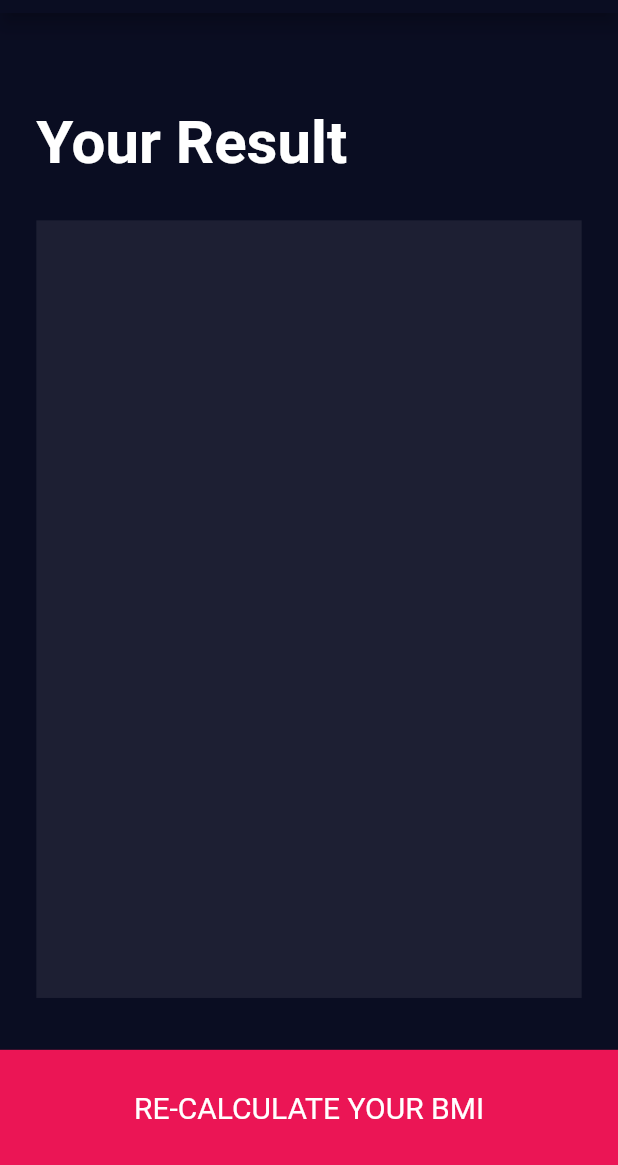
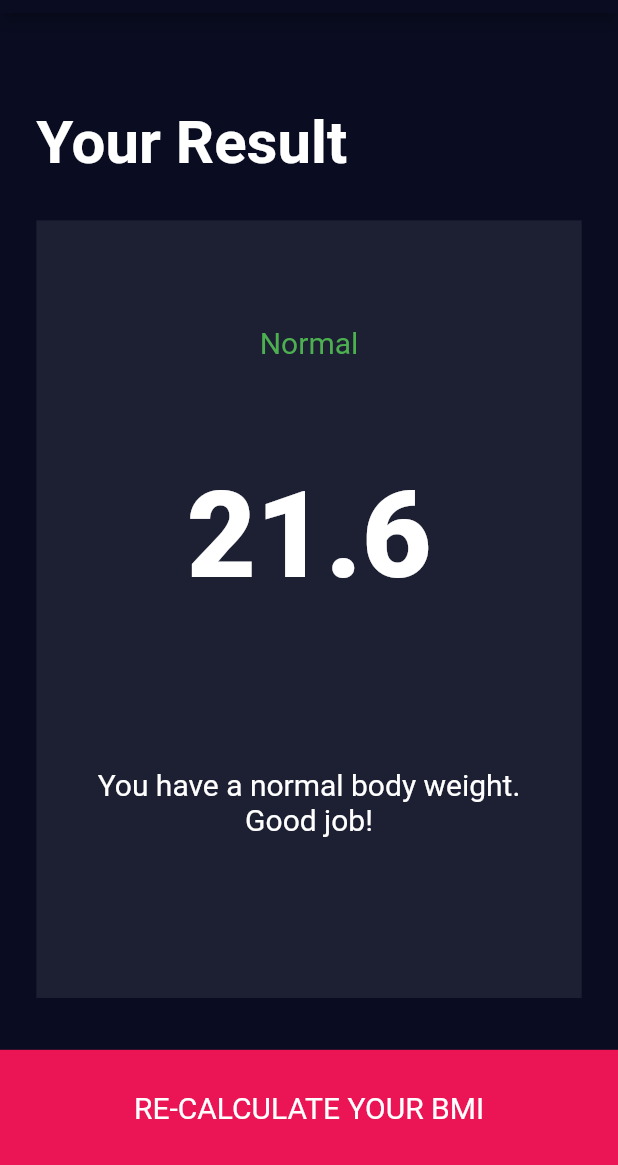
Before and after one commit to TakshalModi02/BMI_Calculator, a Flutter app: the screen it shows after launch, after a tap on "CALCULATE YOUR BMI", on a phone screen of 412 x 824 dp, the part 71-1236 px from its top. Run offline on Flutter 3.47's test engine with Material 2 defaults, Android fonts, the phone set to English and light mode, and no system bars; our stand-ins replace font_awesome_flutter; missing offline and left inert: dart:ffi.

Commit message:
Fourth Commit

```diff
--- a/lib/_input_page.dart
+++ b/lib/_input_page.dart
@@ -4,6 +4,7 @@ import 'package:font_awesome_flutter/font_awesome_flutter.dart';
 import 'variables.dart';
 import 'card.dart';
 import 'outputPage.dart';
+import 'brain.dart';
 
 class InputPage extends StatefulWidget {
   const InputPage({Key? key}) : super(key: key);
@@ -233,8 +234,9 @@ class _InputPageState extends State<InputPage> {
               flex: (fc_card ~/ 2) - 1,
               child: GestureDetector(
                 onTap: () {
+                  Brain brain = Brain(weight, height);
                   Navigator.push(context, MaterialPageRoute(
-                      builder: (context) => const SecondPage()));
+                      builder: (context) => SecondPage(brain.getResult(), brain.calculateBMI(), brain.getInterpretation())));
                 },
                   child: Container(
                     color: bottom_bar_color,
--- /dev/null
+++ b/lib/brain.dart
@@ -0,0 +1,41 @@
+import 'dart:math';
+
+import 'package:flutter/cupertino.dart';
+
+class Brain
+{
+  final int height;
+  final int weight;
+
+  Brain(this.weight, this.height);
+
+  double _bmi =0;
+
+  String calculateBMI() {
+    _bmi = weight / pow(height / 100, 2);
+    return _bmi.toStringAsFixed(1);
+  }
+
+  String getResult() {
+
+    calculateBMI();
+
+    if (_bmi >= 25) {
+      return 'Overweight';
+    } else if (_bmi > 18.5) {
+      return 'Normal';
+    } else {
+      return 'Underweight';
+    }
+  }
+
+  String getInterpretation() {
+    if (_bmi >= 25) {
+      return 'You have a higher than normal body weight. Try to exercise more.';
+    } else if (_bmi >= 18.5) {
+      return 'You have a normal body weight. Good job!';
+    } else {
+      return 'You have a lower than normal body weight. You can eat a bit more.';
+    }
+  }
+}
--- a/lib/outputPage.dart
+++ b/lib/outputPage.dart
@@ -2,13 +2,23 @@ import 'package:flutter/material.dart';
 import 'variables.dart';
 
 class SecondPage extends StatefulWidget {
-  const SecondPage({Key? key}) : super(key: key);
+
+  const SecondPage(this.result, this.bmi, this.interpretation, {super.key});
+  final String result;
+  final String bmi;
+  final String interpretation;
 
   @override
-  State<SecondPage> createState() => _SecondPageState();
+  State<SecondPage> createState() => _SecondPageState(result, bmi, interpretation);
 }
 
 class _SecondPageState extends State<SecondPage> {
+
+  _SecondPageState(this.result, this.bmi, this.interpretation);
+  final String result;
+  final String bmi;
+  final String interpretation;
+
   @override
   Widget build(BuildContext context) {
     return Scaffold(
@@ -50,7 +60,17 @@ class _SecondPageState extends State<SecondPage> {
                         Expanded(
                           flex: 15,
                           child: Container(
+                            width: double.infinity,
                             color: active_card_color,
+                            child: Column(
+                              mainAxisAlignment: MainAxisAlignment.spaceEvenly,
+                              crossAxisAlignment: CrossAxisAlignment.center,
+                              children: [
+                                Container(child: Text(result, style: TextStyle(color: Colors.green, fontSize: 20),),),
+                                Container(child: Text(bmi, style: TextStyle(color: Colors.white, fontSize: 80, fontWeight: FontWeight.w900),),),
+                                Container(child: Center(child: Text(interpretation, style: TextStyle(fontSize: 20),textAlign: TextAlign.center,)),margin: EdgeInsets.all(37))
+                              ],
+                            ),
                           ),
                         ),
                         Expanded(
```
